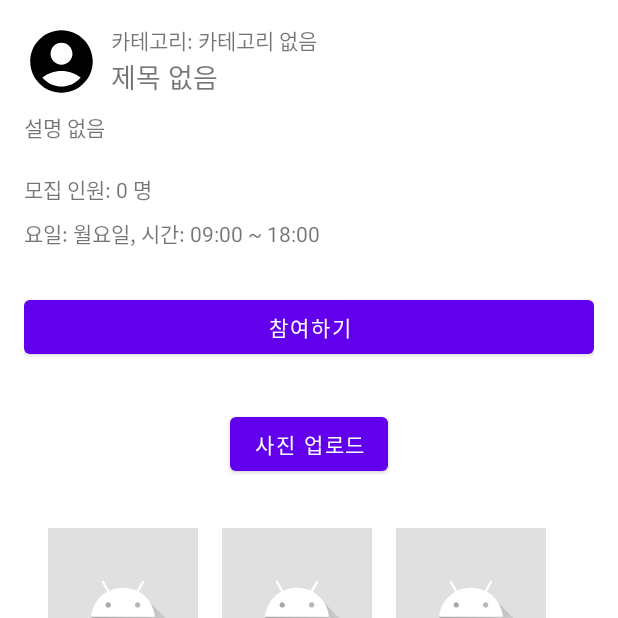
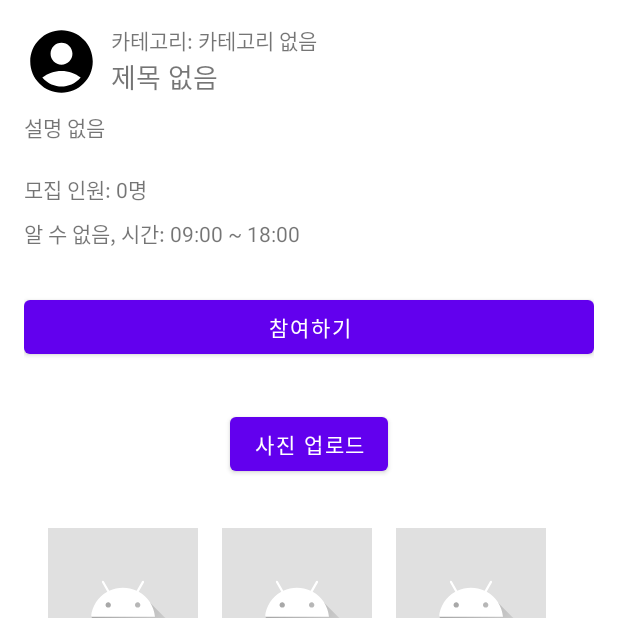
Before and after one commit to agnes0827/SWUGather, an Android app: the PostDetailActivity screen opened directly, with no data from a screen before it, on a phone screen of 412 x 824 dp, the top half of it. Run offline under Robolectric (Android 15) with nearby library versions, the phone set to English and light mode, and no system bars; libraries missing offline, so code that uses them is left out: com.github.tlaabs.timetableview.

Commit message:
요일 연결 수정

```diff
--- a/app/src/main/java/com/example/swugather/DBManager.kt
+++ b/app/src/main/java/com/example/swugather/DBManager.kt
@@ -132,11 +132,11 @@ class DBManager(context: Context) : SQLiteOpenHelper(context, "GroupApp.db", nul
                 val maxParticipants = cursor.getInt(cursor.getColumnIndexOrThrow("maxParticipants"))
 
                 // 일정 정보
-                val dayOfWeek = cursor.getInt(cursor.getColumnIndexOrThrow("dayOfWeek"))
+                val dayOfWeek = cursor.getInt(cursor.getColumnIndexOrThrow("dayOfWeek")).coerceIn(1, 7)
                 val startTime = cursor.getString(cursor.getColumnIndexOrThrow("startTime")) ?: "시간 없음"
                 val endTime = cursor.getString(cursor.getColumnIndexOrThrow("endTime")) ?: "시간 없음"
 
-                val scheduleText = if (dayOfWeek != 0) {
+                val scheduleText = if (dayOfWeek in 1..7) {
                     "${convertDayToKorean(dayOfWeek)} $startTime~$endTime"
                 } else {
                     "일정 없음"
--- a/app/src/main/java/com/example/swugather/MyPageActivity.kt
+++ b/app/src/main/java/com/example/swugather/MyPageActivity.kt
@@ -47,12 +47,11 @@ class MyPageActivity : AppCompatActivity() {
         val timetableSchedules = ArrayList<Schedule>()
 
         userSchedules.forEach { scheduleData ->
-            val validDay = scheduleData.dayOfWeek.coerceIn(0, 6)
 
             val groupTitle: String = dbHelper.getGroupTitle(scheduleData.groupId)
 
             val schedule = Schedule().apply {
-                day = validDay
+                day = scheduleData.dayOfWeek - 1
                 startTime.hour = scheduleData.startTime.split(":").getOrNull(0)?.toIntOrNull() ?: 9
                 startTime.minute = 0
                 endTime.hour = scheduleData.endTime.split(":").getOrNull(0)?.toIntOrNull() ?: 18
--- a/app/src/main/java/com/example/swugather/PostCreateActivity.kt
+++ b/app/src/main/java/com/example/swugather/PostCreateActivity.kt
@@ -109,14 +109,14 @@ class PostCreateActivity : AppCompatActivity() {
         val description = etDescription.text.toString().trim()
         val category = spinnerCategory.selectedItem?.toString() ?: ""
         val maxParticipants = etMaxParticipants.text.toString().toIntOrNull()
-        val dayOfWeek = selectedDayIndex
+        val dayOfWeek = (selectedDayIndex?.plus(1) ?: 1).coerceIn(1, 7)
         val timeRange = rangeSliderTime.values
         val startTime = "${timeRange[0].toInt()}:00"
         val endTime = "${timeRange[1].toInt()}:00"
 
 
         // 유효성 검사
-        if (title.isEmpty() || dayOfWeek == null || maxParticipants == null) {
+        if (title.isEmpty() || dayOfWeek == -1 || maxParticipants == null) {
             Toast.makeText(this, "필수 항목을 모두 입력해주세요.", Toast.LENGTH_SHORT).show()
             return
         }
@@ -149,7 +149,7 @@ class PostCreateActivity : AppCompatActivity() {
         val scheduleValues = ContentValues().apply {
             put("id", UUID.randomUUID().toString())
             put("groupId", groupId)
-            put("dayOfWeek", dayOfWeek + 1)
+            put("dayOfWeek", dayOfWeek)
             put("startTime", startTime)
             put("endTime", endTime)
         }
--- a/app/src/main/java/com/example/swugather/PostDetailActivity.kt
+++ b/app/src/main/java/com/example/swugather/PostDetailActivity.kt
@@ -44,16 +44,20 @@ class PostDetailActivity : AppCompatActivity() {
         val postTitle = intent.getStringExtra("post_title") ?: "제목 없음"
         val postCategory = intent.getStringExtra("post_category") ?: "카테고리 없음"
         val postDescription = intent.getStringExtra("post_description") ?: "설명 없음"
-        val postParticipants = intent.getIntExtra("post_participants", 0)
-        val postDayOfWeek = intent.getIntExtra("post_dayOfWeek", 1) // 기본값 월요일(1)
+        val postParticipants = intent.getIntExtra("post_maxParticipants", 0)
+        val postDayOfWeek = intent.getIntExtra("post_dayOfWeek",  -1)
+
         val postStartTime = intent.getStringExtra("post_startTime") ?: "09:00"
         val postEndTime = intent.getStringExtra("post_endTime") ?: "18:00"
+
+        val postSchedule = "${convertDayToKorean(postDayOfWeek)}, 시간: $postStartTime ~ $postEndTime"
+
 
         tvTitle.text = postTitle
         tvCategory.text = "카테고리: $postCategory"
         tvDescription.text = postDescription
-        tvParticipants.text = "모집 인원: $postParticipants 명"
-        tvSchedule.text = "요일: ${convertDayToKorean(postDayOfWeek)}, 시간: $postStartTime ~ $postEndTime"
+        tvParticipants.text = "모집 인원: ${postParticipants}명"
+        tvSchedule.text = postSchedule
 
         btnJoinGroup.setOnClickListener {
             joinGroup(postId, postDayOfWeek, postStartTime, postEndTime)
--- a/app/src/main/java/com/example/swugather/RecruitmentAdapter.kt
+++ b/app/src/main/java/com/example/swugather/RecruitmentAdapter.kt
@@ -14,6 +14,7 @@ class RecruitmentAdapter(private var recruitmentList: List<Recruitment>) :
         val title: TextView = view.findViewById(R.id.titleTextView)
         val schedule: TextView = view.findViewById(R.id.scheduleTextView)
         val category: TextView = view.findViewById(R.id.categoryTextView)
+        val participants: TextView = view.findViewById(R.id.participantsTextView)
     }
 
     override fun onCreateViewHolder(parent: ViewGroup, viewType: Int): RecruitmentViewHolder {
@@ -27,6 +28,7 @@ class RecruitmentAdapter(private var recruitmentList: List<Recruitment>) :
         holder.title.text = recruitment.title
         holder.schedule.text = recruitment.schedule // "요일 시작시간~종료시간" 표시
         holder.category.text = "카테고리: ${recruitment.category}"
+        holder.participants.text = "모집 인원: ${recruitment.maxParticipants}명"
 
         holder.itemView.setOnClickListener {
             val context = holder.itemView.context
@@ -37,6 +39,9 @@ class RecruitmentAdapter(private var recruitmentList: List<Recruitment>) :
                 putExtra("post_category", recruitment.category)
                 putExtra("post_description", recruitment.description)
                 putExtra("post_maxParticipants", recruitment.maxParticipants)
+                putExtra("post_dayOfWeek", recruitment.dayOfWeek)
+                putExtra("post_startTime", recruitment.startTime)
+                putExtra("post_endTime", recruitment.endTime)
             }
             context.startActivity(intent)
         }
--- a/app/src/main/res/drawable/bg_day_selected.xml
+++ b/app/src/main/res/drawable/bg_day_selected.xml
@@ -1,5 +1,5 @@
 <?xml version="1.0" encoding="utf-8"?>
 <shape xmlns:android="http://schemas.android.com/apk/res/android">
-    <solid android:color="#000000" />
+    <solid android:color="#4B0082" />
     <corners android:radius="50dp" />
 </shape>
--- a/app/src/main/res/layout/activity_post_detail.xml
+++ b/app/src/main/res/layout/activity_post_detail.xml
@@ -6,7 +6,6 @@
     android:layout_width="match_parent"
     android:layout_height="match_parent">
 
-    <!-- ✅ ScrollView 내부를 감싸는 LinearLayout 추가 -->
     <LinearLayout
         android:layout_width="match_parent"
         android:layout_height="wrap_content"
```
Also changed, not shown: app/src/main/java/com/example/swugather/Recruitment.kt (+5 -2 lines), app/src/main/res/layout/activity_my_page.xml (+16 -3 lines), app/src/main/res/layout/item_recruitment.xml (+7 -0 lines).
